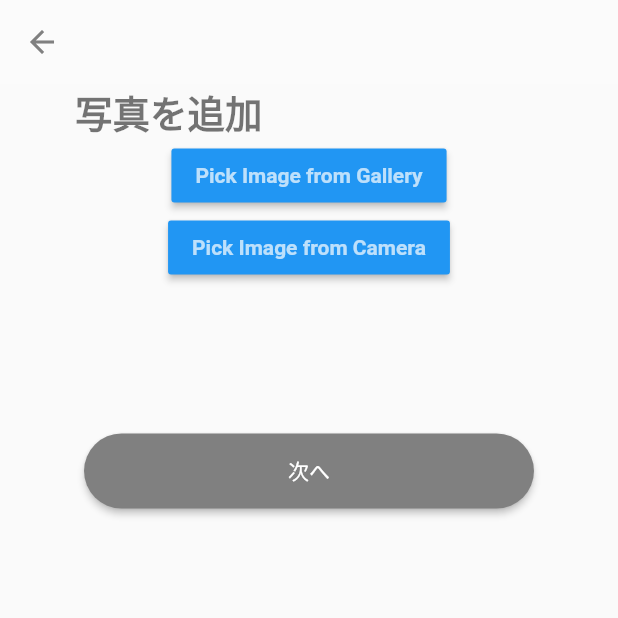
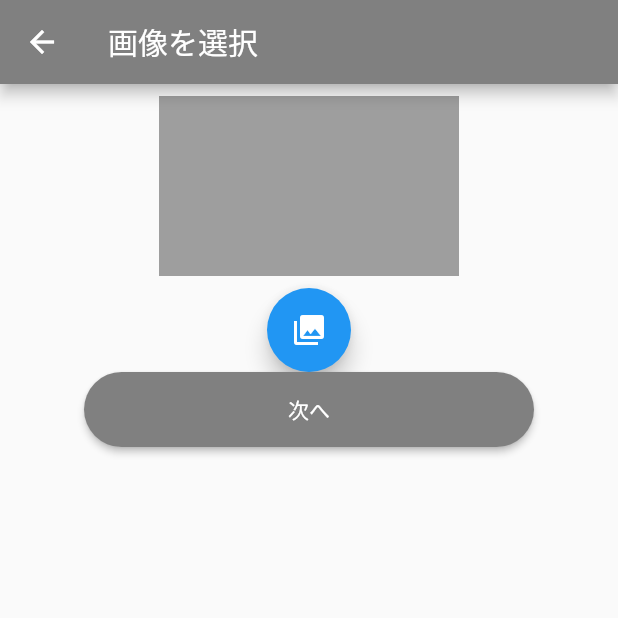
Before and after one commit to gawasa29/protein_sample, a Flutter app: the AddPhotoScreen screen opened directly, on a phone screen of 412 x 824 dp, the top half of it. Run offline on Flutter 3.47's test engine with Material 2 defaults, Android fonts, the light colour scheme and no system bars; our stand-ins replace cloud_firestore, curved_navigation_bar, firebase_auth, firebase_core, firebase_storage, flutter_tindercard and 3 more; accounts and stored records are empty; network calls fail.

Commit message:
写真とりあえず

```diff
--- a/lib/Screen/AddPhotoScreen.dart
+++ b/lib/Screen/AddPhotoScreen.dart
@@ -1,72 +1,87 @@
 // 写真追加画面
 import 'dart:io';
 
+import 'package:cloud_firestore/cloud_firestore.dart';
+import 'package:firebase_storage/firebase_storage.dart';
 import 'package:flutter/material.dart';
 import 'package:image_picker/image_picker.dart';
 import 'package:protein_sample/HomePage.dart';
 
-class AddPhotoScreen extends StatelessWidget {
+class AddPhotoScreen extends StatefulWidget {
   const AddPhotoScreen({Key? key}) : super(key: key);
-  void _handleURLButtonPress(BuildContext context, var type) {
-    Navigator.push(context,
-        MaterialPageRoute(builder: (context) => ImageFromGalleryEx(type)));
+
+  @override
+  _AddPhotoScreenState createState() => _AddPhotoScreenState();
+}
+
+class _AddPhotoScreenState extends State<AddPhotoScreen> {
+  File? _image;
+  final Stream<QuerySnapshot> _usersStream =
+      FirebaseFirestore.instance.collection('users').snapshots();
+
+  final doc = FirebaseFirestore.instance.collection('users').doc();
+  Future addBook() async {
+    String? imgURL;
+
+    if (_image != null) {
+      final task = await FirebaseStorage.instance
+          .ref('users/${doc.id}')
+          .putFile(_image!);
+      imgURL = await task.ref.getDownloadURL();
+    }
+    //firestoreに追加
+    SetOptions(merge: true);
+    await doc.set({
+      'imgURL': imgURL,
+    });
+  }
+
+  final picker = ImagePicker();
+  Future getImageFromGallery() async {
+    final pickedFile = await picker.pickImage(source: ImageSource.gallery);
+
+    setState(() {
+      _image = File(pickedFile!.path);
+    });
   }
 
   @override
   Widget build(BuildContext context) {
     return Scaffold(
-        appBar: AppBar(
-          elevation: 0.0,
-          backgroundColor: Colors.white10,
-          automaticallyImplyLeading: false,
-          leading: IconButton(
-              icon:
-                  Icon(Icons.arrow_back, color: Theme.of(context).primaryColor),
-              onPressed: () {
-                Navigator.pop(context);
-              }),
+        appBar: AppBar(title: Text('画像を選択')),
+        body: Center(
+          child: Center(
+            child: Column(
+              crossAxisAlignment: CrossAxisAlignment.start,
+              children: [
+                Center(
+                  child: Padding(
+                    padding: const EdgeInsets.all(8.0),
+                    child: Container(
+                        width: 200,
+                        height: 120,
+                        child: _image == null
+                            ? Container(
+                                width: 120,
+                                height: 200,
+                                color: Colors.grey,
+                              )
+                            : Image.file(_image!)),
                   ),
-        body: Padding(
-            padding: EdgeInsets.only(left: (50.0), right: (50.0)),
-            child: Column(children: <Widget>[
-              Expanded(
-                  flex: 5,
-                  child: Column(children: <Widget>[
-                    Align(
-                        alignment: Alignment.topLeft,
-                        child: Text(
-                          "写真を追加",
-                          style: TextStyle(
-                              fontSize: 25,
-                              fontWeight: FontWeight.w600,
-                              color: Colors.black54),
-                        )),
-                    MaterialButton(
-                      color: Colors.blue,
-                      child: Text(
-                        "Pick Image from Gallery",
-                        style: TextStyle(
-                            color: Colors.white70, fontWeight: FontWeight.bold),
                 ),
-                      onPressed: () {
-                        _handleURLButtonPress(context, ImageSourceType.gallery);
-                      },
+                Row(
+                  mainAxisAlignment: MainAxisAlignment.spaceAround,
+                  children: [
+                    FloatingActionButton(
+                      backgroundColor: Colors.blue,
+                      onPressed: getImageFromGallery, //ギャラリーから画像を取得
+                      tooltip: 'Pick Image From Gallery',
+                      child: Icon(Icons.photo_library),
                     ),
-                    MaterialButton(
-                      color: Colors.blue,
-                      child: Text(
-                        "Pick Image from Camera",
-                        style: TextStyle(
-                            color: Colors.white70, fontWeight: FontWeight.bold),
+                  ],
                 ),
-                      onPressed: () {
-                        _handleURLButtonPress(context, ImageSourceType.camera);
-                      },
-                    ),
-                    SizedBox(
-                      height: 100,
-                    ),
-                    SizedBox(
+                Center(
+                  child: SizedBox(
                     height: 50,
                     width: 300,
                     child: ElevatedButton(
@@ -78,97 +93,19 @@ class AddPhotoScreen extends StatelessWidget {
                         onPrimary: Colors.white,
                       ),
                       onPressed: () {
+                        addBook();
                         Navigator.push(
                           context,
-                            MaterialPageRoute(
-                                builder: (context) => MyHomePage()),
+                          MaterialPageRoute(builder: (context) => MyHomePage()),
                         );
                       },
                       child: const Text('次へ'),
                     ),
                   ),
-                  ])),
-            ])));
-  }
-}
-
-//写真選択画面
-enum ImageSourceType { gallery, camera }
-
-class ImageFromGalleryEx extends StatefulWidget {
-  final type;
-  ImageFromGalleryEx(this.type);
-
-  @override
-  ImageFromGalleryExState createState() => ImageFromGalleryExState(this.type);
-}
-
-class ImageFromGalleryExState extends State<ImageFromGalleryEx> {
-  var _image;
-  var imagePicker;
-  var type;
-
-  ImageFromGalleryExState(this.type);
-
-  @override
-  void initState() {
-    // ignore: todo
-    // TODO: implement initState
-    super.initState();
-    imagePicker = new ImagePicker();
-  }
-
-  @override
-  Widget build(BuildContext context) {
-    return Scaffold(
-      appBar: AppBar(
-          title: Text(type == ImageSourceType.camera
-              ? "Image from Camera"
-              : "Image from Gallery")),
-      body: Column(
-        children: <Widget>[
-          SizedBox(
-            height: 52,
-          ),
-          Center(
-            child: GestureDetector(
-              onTap: () async {
-                var source = type == ImageSourceType.camera
-                    ? ImageSource.camera
-                    : ImageSource.gallery;
-                XFile image = await imagePicker.pickImage(
-                    source: source,
-                    imageQuality: 50,
-                    preferredCameraDevice: CameraDevice.front);
-                setState(() {
-                  _image = File(image.path);
-                });
-              },
-              child: Container(
-                width: 200,
-                height: 200,
-                decoration: BoxDecoration(color: Colors.red[200]),
-                child: _image != null
-                    ? Image.file(
-                        _image,
-                        width: 200.0,
-                        height: 200.0,
-                        fit: BoxFit.fitHeight,
-                      )
-                    : Container(
-                        decoration: BoxDecoration(color: Colors.red[200]),
-                        width: 200,
-                        height: 200,
-                        child: Icon(
-                          Icons.camera_alt,
-                          color: Colors.grey[800],
-                        ),
-                      ),
-              ),
-            ),
                 )
               ],
             ),
-    );
+          ),
+        ));
   }
 }
--- a/pubspec.yaml
+++ b/pubspec.yaml
@@ -39,6 +39,9 @@ dependencies:
   firebase_core: ^1.6.0
   cloud_firestore: ^2.5.3
   firebase_auth: ^3.1.1
+  firebase_storage: ^8.1.3
+  path_provider: ^2.0.4
+  path: ^1.8.0
 
 
 
```
Also changed, not shown: lib/Screen/ProfileScreen.dart (+19 -0 lines), pubspec.lock, 1 other file. Lines whose indentation alone changed are shown as unchanged.
